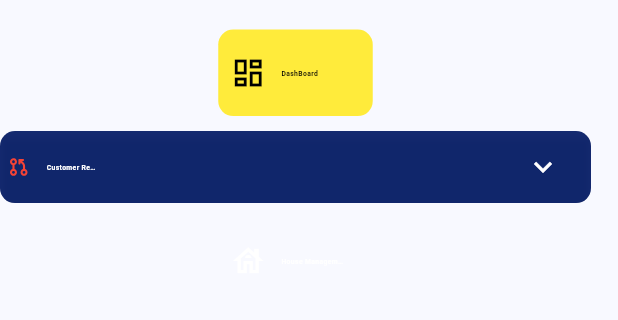
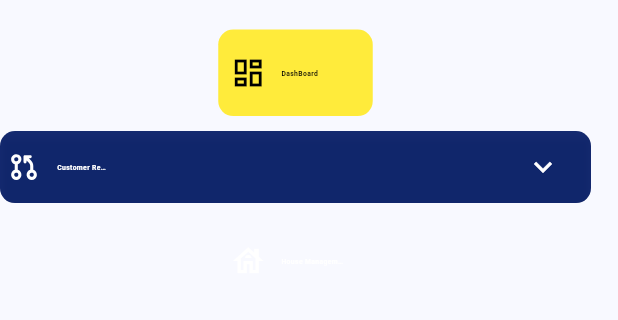
Before and after one commit to saravanan2k03/QuickBroker-admin-panel, a Flutter app: the MenuWidget widget shown alone on an empty page, opened directly, on a phone screen of 412 x 824 dp, the part 59-379 px from its top. Run offline on Flutter 3.47's test engine with Material 3 defaults, Android fonts, the light colour scheme and no system bars; our stand-ins replace firebase_core, flutter_svg, get; accounts and stored records are empty.

Commit message:
completed the menu widget

```diff
--- a/lib/Helper/constant/MenuWidget.dart
+++ b/lib/Helper/constant/MenuWidget.dart
@@ -15,13 +15,14 @@ class MenuWidget extends StatelessWidget {
         child: Obx(
           () => Column(
             children: [
-              Container(
+              SingleChildScrollView(
+                child: Container(
                   padding: const EdgeInsets.all(10),
                   child: Row(
                     // mainAxisAlignment: MainAxisAlignment.spaceEvenly,
                     mainAxisAlignment: MainAxisAlignment.center,
                     children: [
-                    Container(
+                      SizedBox(
                         // color: Colors.blue,
                         width: height(context, 0.20),
                         child: const Row(
@@ -44,6 +45,7 @@ class MenuWidget extends StatelessWidget {
                         ),
                       )
                     ],
+                  ),
                 ),
               ),
               // dashboard_outlined
@@ -87,21 +89,24 @@ class MenuWidget extends StatelessWidget {
                                   padding: const EdgeInsets.only(left: 05),
                                   // child: Icon(
                                   //   Icons.money,
-                                  //   color: controller.isexpanded.value
-                                  //       ? Colors.black
-                                  //       : Colors.white,
+                                  // color: controller.isexpanded.value
+                                  //     ? Colors.black
+                                  //     : Colors.white,
                                   // ),
                                   child: SvgPicture.asset(
                                     "images/customer_request_svg.svg",
-                                    height: 15,
-                                    width: 15,
-                                    colorFilter: const ColorFilter.mode(
-                                        Colors.red, BlendMode.srcIn),
+                                    height: 22,
+                                    width: 22,
+                                    colorFilter: ColorFilter.mode(
+                                        controller.isexpanded.value
+                                            ? Colors.black
+                                            : Colors.white,
+                                        BlendMode.srcIn),
                                   ),
                                 ),
                                 Padding(
                                   padding: const EdgeInsets.only(left: 11),
-                                  child: Container(
+                                  child: SizedBox(
                                     width: width(context, 0.08),
                                     child: Text(
                                       'Customer Request',
@@ -263,6 +268,58 @@ class MenuWidget extends StatelessWidget {
                         : Colors.white,
                   ),
                 ),
+              ),
+              InkWell(
+                onTap: () {
+                  controller.changeIndex(RxInt(7));
+                },
+                child: CustomTabbar(
+                  enabled: controller.pageIndex.value == 7,
+                  name: "Chat",
+                  icon: Icon(
+                    Icons.chat_outlined,
+                    color: controller.pageIndex.value == 7
+                        ? Colors.black
+                        : Colors.white,
+                  ),
+                ),
+              ),
+              Expanded(
+                child: Column(
+                  mainAxisAlignment: MainAxisAlignment.end,
+                  children: [
+                    InkWell(
+                      onTap: () {
+                        controller.changeIndex(RxInt(8));
+                      },
+                      child: CustomTabbar(
+                        enabled: controller.pageIndex.value == 8,
+                        name: "Setting",
+                        icon: Icon(
+                          Icons.settings_outlined,
+                          color: controller.pageIndex.value == 8
+                              ? Colors.black
+                              : Colors.white,
+                        ),
+                      ),
+                    ),
+                    InkWell(
+                      onTap: () {
+                        controller.changeIndex(RxInt(9));
+                      },
+                      child: CustomTabbar(
+                        enabled: controller.pageIndex.value == 9,
+                        name: "Logout",
+                        icon: Icon(
+                          Icons.logout_outlined,
+                          color: controller.pageIndex.value == 9
+                              ? Colors.black
+                              : Colors.white,
+                        ),
+                      ),
+                    ),
+                  ],
+                ),
               )
             ],
           ),
@@ -300,7 +357,7 @@ class CustomTabbar extends StatelessWidget {
             ),
             Padding(
               padding: const EdgeInsets.only(left: 02),
-              child: Container(
+              child: SizedBox(
                 // color: Colors.blue,
                 width: width(context, 0.10),
                 child: Text(
```
Also changed, not shown: images/usergroup_svg.svg (added). Lines whose indentation alone changed are shown as unchanged.
